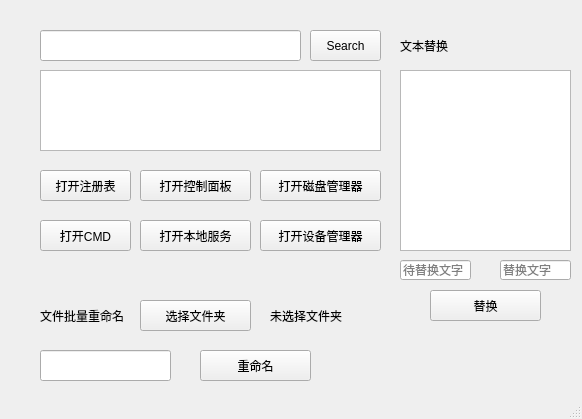
JianKang-Li/playground, file tool/tool.ui: the form before one commit.
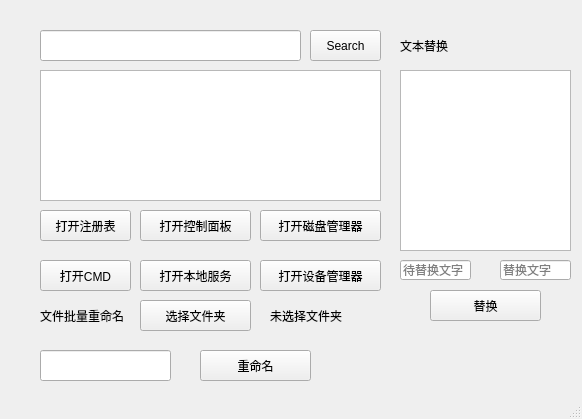
The form after the commit.

Commit message: 可获取桌面快捷方式

What changed in the file:
```diff
--- a/tool/tool.ui
+++ b/tool/tool.ui
@@ -18,7 +18,7 @@
     <property name="geometry">
      <rect>
       <x>40</x>
-      <y>170</y>
+      <y>210</y>
       <width>91</width>
       <height>31</height>
      </rect>
@@ -31,7 +31,7 @@
     <property name="geometry">
      <rect>
       <x>140</x>
-      <y>170</y>
+      <y>210</y>
       <width>111</width>
       <height>31</height>
      </rect>
@@ -67,7 +67,7 @@
     <property name="geometry">
      <rect>
       <x>260</x>
-      <y>220</y>
+      <y>260</y>
       <width>121</width>
       <height>31</height>
      </rect>
@@ -80,7 +80,7 @@
     <property name="geometry">
      <rect>
       <x>260</x>
-      <y>170</y>
+      <y>210</y>
       <width>121</width>
       <height>31</height>
      </rect>
@@ -93,7 +93,7 @@
     <property name="geometry">
      <rect>
       <x>40</x>
-      <y>220</y>
+      <y>260</y>
       <width>91</width>
       <height>31</height>
      </rect>
@@ -106,7 +106,7 @@
     <property name="geometry">
      <rect>
       <x>140</x>
-      <y>220</y>
+      <y>260</y>
       <width>111</width>
       <height>31</height>
      </rect>
@@ -121,7 +121,7 @@
       <x>40</x>
       <y>70</y>
       <width>341</width>
-      <height>81</height>
+      <height>131</height>
      </rect>
     </property>
    </widget>
```
The commit also changes 2 other files.
